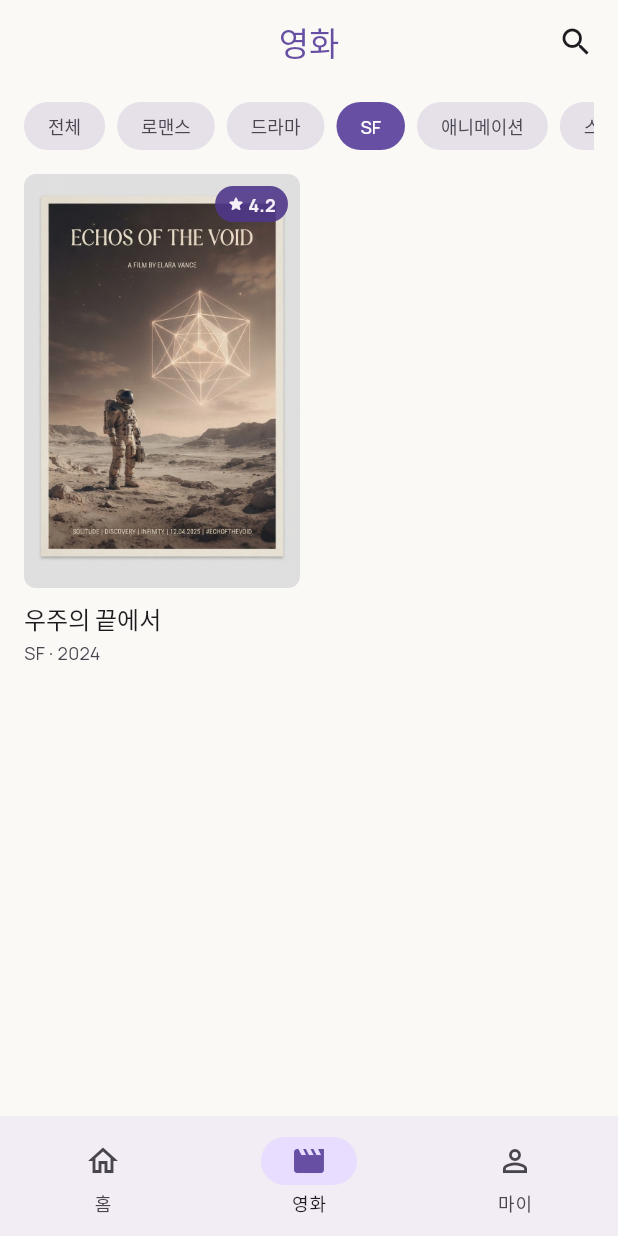
After one commit to SJYUN1010/movielog, a Flutter app: the MovieListScreen screen opened by its route, after a tap on "로맨스", after a tap on "드라마", after a tap on "SF", on a phone screen of 412 x 824 dp. The commit adds this screen. Run offline on Flutter 3.47's test engine with Material 3 defaults, Android fonts, the phone set to English and light mode, and no system bars; our stand-ins replace flutter_rating_bar, flutter_svg, go_router, shared_preferences; accounts and stored records are empty.

Commit message:
feat: 4주차 - 비동기 영화 목록(Loading/Empty/Error/Success)과 장르 로컬 저장
- FakeMovieService: Future<List<Movie>> 반환, Future.delayed 지연, success/empty/failure 모드
- MovieListScreen을 FutureBuilder로 전환, Future는 initState에서만 생성하고 재시도 때만 새로 생성
- Loading/Empty/Error 위젯과 MovieGrid 분리, 오류 화면에 다시 시도 버튼 제공(내부 예외는 노출하지 않음)
- shared_preferences(SharedPreferencesAsync)로 마지막 선택 장르 저장·복원
- 5주차 API 교체 지점에 TODO 남김, Dio/Provider 미사용
- 서비스 Unit Test와 상태별 Widget Test 추가, 실행 옵션(MOVIE_MODE, MOVIE_DELAY_MS, INITIAL_ROUTE) 추가

Co-Authored-By: Claude Sonnet 5.5 <noreply@anthropic.com>

```diff
--- /dev/null
+++ b/lib/genre_preference.dart
@@ -0,0 +1,23 @@
+import 'package:shared_preferences/shared_preferences.dart';
+
+class GenrePreference {
+  GenrePreference({SharedPreferencesAsync? preferences})
+    : _preferences = preferences ?? SharedPreferencesAsync();
+
+  static const defaultGenre = '전체';
+  static const _selectedGenreKey = 'selected_genre';
+
+  final SharedPreferencesAsync _preferences;
+
+  Future<String> read() async {
+    return await _preferences.getString(_selectedGenreKey) ?? defaultGenre;
+  }
+
+  Future<void> save(String genre) async {
+    await _preferences.setString(_selectedGenreKey, genre);
+  }
+
+  Future<void> clear() async {
+    await _preferences.remove(_selectedGenreKey);
+  }
+}
--- a/lib/movie_list_screen.dart
+++ b/lib/movie_list_screen.dart
@@ -1,29 +1,101 @@
 import 'package:flutter/material.dart';
 
+import 'genre_preference.dart';
 import 'movie.dart';
+import 'movie_service.dart';
 import 'theme/app_text_styles.dart';
 import 'widgets/genre_filter_chips.dart';
-import 'widgets/movie_card.dart';
+import 'widgets/movie_grid.dart';
+import 'widgets/movie_list_empty.dart';
+import 'widgets/movie_list_error.dart';
+import 'widgets/movie_list_loading.dart';
+
+class MovieListInitialData {
+  const MovieListInitialData({required this.movies, required this.selectedGenre});
+
+  final List<Movie> movies;
+  final String selectedGenre;
+}
 
 class MovieListScreen extends StatefulWidget {
-  const MovieListScreen({super.key});
+  const MovieListScreen({
+    super.key,
+    this.service = const FakeMovieService(),
+    this.genrePreference,
+    this.initialMode,
+  });
+
+  final FakeMovieService service;
+  final GenrePreference? genrePreference;
+  final MovieLoadMode? initialMode;
 
   @override
   State<MovieListScreen> createState() => _MovieListScreenState();
 }
 
 class _MovieListScreenState extends State<MovieListScreen> {
-  String _selectedGenre = GenreFilterChips.all;
+  late final GenrePreference _genrePreference =
+      widget.genrePreference ?? GenrePreference();
+  late MovieLoadMode _mode = widget.initialMode ?? movieLoadModeFromEnvironment();
+  late Future<MovieListInitialData> _initialFuture;
+  String _selectedGenre = GenrePreference.defaultGenre;
 
-  List<Movie> get _filteredMovies {
-    if (_selectedGenre == GenreFilterChips.all) return movies;
-    return movies.where((movie) => movie.genres.contains(_selectedGenre)).toList();
+  @override
+  void initState() {
+    super.initState();
+    _initialFuture = _loadInitialData();
+  }
+
+  // TODO(5주차 유저별 평점 조회 API): FakeMovieService를 실제 API Service로 교체
+  Future<MovieListInitialData> _loadInitialData() async {
+    final results = await Future.wait([
+      widget.service.fetchMovies(mode: _mode),
+      _genrePreference.read(),
+    ]);
+    final movieList = results[0] as List<Movie>;
+    final savedGenre = results[1] as String;
+    final genres = {for (final movie in movieList) ...movie.genres};
+
+    _selectedGenre = genres.contains(savedGenre)
+        ? savedGenre
+        : GenrePreference.defaultGenre;
+
+    return MovieListInitialData(movies: movieList, selectedGenre: _selectedGenre);
+  }
+
+  void _retry() {
+    setState(() {
+      _mode = MovieLoadMode.success;
+      _initialFuture = _loadInitialData();
+    });
+  }
+
+  Future<void> _selectGenre(String genre) async {
+    setState(() => _selectedGenre = genre);
+
+    try {
+      await _genrePreference.save(genre);
+    } catch (error) {
+      debugPrint('장르 저장 실패: $error');
+      if (!mounted) return;
+      ScaffoldMessenger.of(context)
+        ..clearSnackBars()
+        ..showSnackBar(
+          const SnackBar(
+            behavior: SnackBarBehavior.floating,
+            content: Text('선택한 장르를 저장하지 못했어요.'),
+          ),
+        );
+    }
+  }
+
+  List<Movie> _filter(List<Movie> source) {
+    if (_selectedGenre == GenrePreference.defaultGenre) return source;
+    return source.where((movie) => movie.genres.contains(_selectedGenre)).toList();
   }
 
   @override
   Widget build(BuildContext context) {
-    final genres = {for (final movie in movies) ...movie.genres}.toList();
-
     return Scaffold(
       appBar: AppBar(
         title: const Text('영화', style: AppTextStyles.appBarTitle),
@@ -35,31 +107,42 @@ class _MovieListScreenState extends State<MovieListScreen> {
         ],
       ),
       body: SafeArea(
-        child: Column(
+        child: FutureBuilder<MovieListInitialData>(
+          future: _initialFuture,
+          builder: (context, snapshot) {
+            if (snapshot.connectionState == ConnectionState.waiting) {
+              return const MovieListLoading();
+            }
+            if (snapshot.hasError) {
+              return MovieListError(onRetry: _retry);
+            }
+
+            final data = snapshot.data;
+            if (data == null || data.movies.isEmpty) {
+              return const MovieListEmpty();
+            }
+
+            final genres = {for (final movie in data.movies) ...movie.genres}.toList();
+            final visibleMovies = _filter(data.movies);
+
+            return Column(
               children: [
                 Padding(
                   padding: const EdgeInsets.fromLTRB(16, 12, 16, 0),
                   child: GenreFilterChips(
                     genres: genres,
                     selected: _selectedGenre,
-                onSelected: (genre) => setState(() => _selectedGenre = genre),
+                    onSelected: _selectGenre,
                   ),
                 ),
                 Expanded(
-              child: GridView.builder(
-                padding: const EdgeInsets.all(16),
-                itemCount: _filteredMovies.length,
-                gridDelegate: const SliverGridDelegateWithFixedCrossAxisCount(
-                  crossAxisCount: 2,
-                  crossAxisSpacing: 12,
-                  mainAxisSpacing: 16,
-                  childAspectRatio: 0.52,
-                ),
-                itemBuilder: (context, index) =>
-                    MovieCard(movie: _filteredMovies[index]),
-              ),
+                  child: visibleMovies.isEmpty
+                      ? const MovieListEmpty()
+                      : MovieGrid(movies: visibleMovies),
                 ),
               ],
+            );
+          },
         ),
       ),
     );
--- /dev/null
+++ b/lib/movie_service.dart
@@ -0,0 +1,44 @@
+import 'movie.dart';
+
+enum MovieLoadMode { success, empty, failure }
+
+class MovieLoadException implements Exception {
+  const MovieLoadException(this.message);
+
+  final String message;
+
+  @override
+  String toString() => 'MovieLoadException: $message';
+}
+
+const _movieModeName = String.fromEnvironment('MOVIE_MODE');
+
+MovieLoadMode movieLoadModeFromEnvironment() {
+  return switch (_movieModeName) {
+    'empty' => MovieLoadMode.empty,
+    'failure' => MovieLoadMode.failure,
+    _ => MovieLoadMode.success,
+  };
+}
+
+const _movieDelayMs = int.fromEnvironment('MOVIE_DELAY_MS', defaultValue: 1000);
+
+class FakeMovieService {
+  const FakeMovieService({this.delay = const Duration(milliseconds: _movieDelayMs)});
+
+  final Duration delay;
+
+  Future<List<Movie>> fetchMovies({
+    MovieLoadMode mode = MovieLoadMode.success,
+  }) async {
+    await Future<void>.delayed(delay);
+
+    return switch (mode) {
+      MovieLoadMode.success => movies,
+      MovieLoadMode.empty => const <Movie>[],
+      MovieLoadMode.failure => throw const MovieLoadException(
+        '영화를 불러오지 못했습니다.',
+      ),
+    };
+  }
+}
--- a/lib/router/app_router.dart
+++ b/lib/router/app_router.dart
@@ -11,8 +11,13 @@ import '../start_screen.dart';
 class AppRouter {
   AppRouter._();
 
+  static const _initialRoute = String.fromEnvironment(
+    'INITIAL_ROUTE',
+    defaultValue: '/start',
+  );
+
   static final router = GoRouter(
-    initialLocation: '/start',
+    initialLocation: _initialRoute,
     routes: [
       GoRoute(
         path: '/start',
--- /dev/null
+++ b/lib/widgets/movie_grid.dart
@@ -0,0 +1,25 @@
+import 'package:flutter/material.dart';
+
+import '../movie.dart';
+import 'movie_card.dart';
+
+class MovieGrid extends StatelessWidget {
+  const MovieGrid({super.key, required this.movies});
+
+  final List<Movie> movies;
+
+  @override
+  Widget build(BuildContext context) {
+    return GridView.builder(
+      padding: const EdgeInsets.all(16),
+      itemCount: movies.length,
+      gridDelegate: const SliverGridDelegateWithFixedCrossAxisCount(
+        crossAxisCount: 2,
+        crossAxisSpacing: 12,
+        mainAxisSpacing: 16,
+        childAspectRatio: 0.52,
+      ),
+      itemBuilder: (context, index) => MovieCard(movie: movies[index]),
+    );
+  }
+}
--- /dev/null
+++ b/lib/widgets/movie_list_loading.dart
@@ -0,0 +1,22 @@
+import 'package:flutter/material.dart';
+
+import '../theme/app_colors.dart';
+import '../theme/app_text_styles.dart';
+
+class MovieListLoading extends StatelessWidget {
+  const MovieListLoading({super.key});
+
+  @override
+  Widget build(BuildContext context) {
+    return const Center(
+      child: Column(
+        mainAxisSize: MainAxisSize.min,
+        children: [
+          CircularProgressIndicator(color: AppColors.violet),
+          SizedBox(height: 16),
+          Text('영화를 불러오는 중이에요...', style: AppTextStyles.bodyDescription),
+        ],
+      ),
+    );
+  }
+}
--- a/pubspec.yaml
+++ b/pubspec.yaml
@@ -37,6 +37,7 @@ dependencies:
   flutter_svg: ^2.3.0
   flutter_rating_bar: ^4.0.1
   go_router: ^18.0.1
+  shared_preferences: ^2.5.5
 
 dev_dependencies:
   flutter_test:
```
Also changed, not shown: lib/widgets/movie_list_empty.dart (added, +29 -0 lines), lib/widgets/movie_list_error.dart (added, +50 -0 lines), pubspec.lock, 3 other files. Lines whose indentation alone changed are shown as unchanged.
